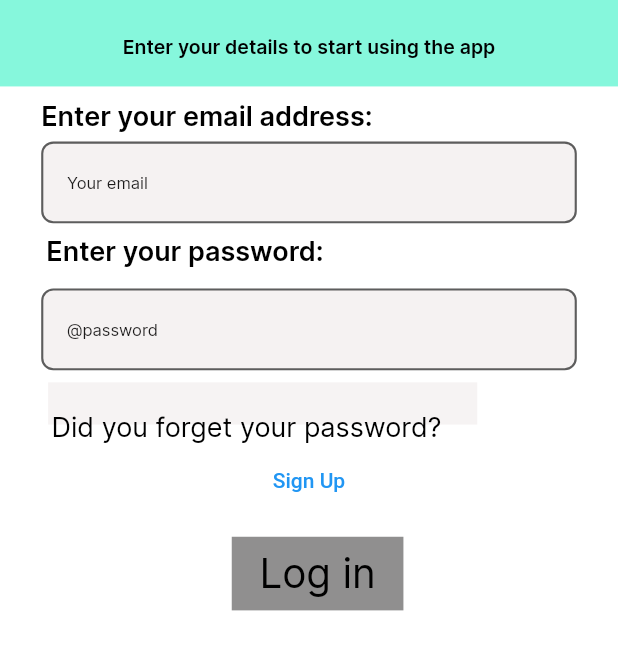
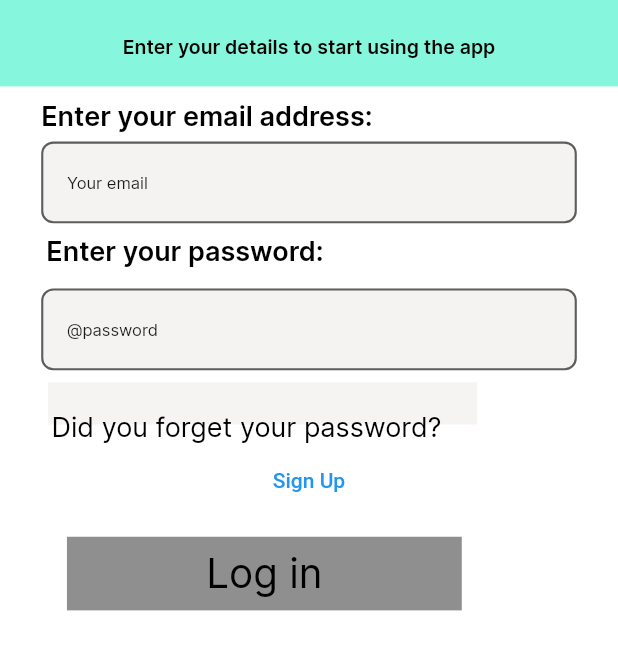
Before and after one commit to MuchiriKinyua/Mmaziwa, a Flutter app: the LogInScreen screen opened by its route, on a phone screen of 412 x 824 dp, the part 385-1055 px from its top. Run offline on Flutter 3.47's test engine with Material 2 defaults, Android fonts, the phone set to English and light mode, and no system bars; our stand-ins replace cached_network_image, cloud_firestore, connectivity_plus, firebase_auth, firebase_core, flutter_svg and 3 more; missing offline and left inert: mpesa_flutter_plugin; accounts and stored records are empty.

Commit message:
fifteenth commit

```diff
--- a/lib/keys.dart
+++ b/lib/keys.dart
@@ -1,2 +1,2 @@
-String kConsumerKey = "HnDqzU2QfZmh72eFHm2pJOwWmyToHyak";
-String kConsumerSecret = "Cf9hYGUUhfZEamyT";
+String kConsumerKey = "9Avo806OfyteywLcV13pIVAeIY1LXQAl";
+String kConsumerSecret = "044IbEJIhNXb7YAo";
--- a/lib/presentation/log_in_screen/log_in_screen.dart
+++ b/lib/presentation/log_in_screen/log_in_screen.dart
@@ -201,13 +201,10 @@ class LogInScreen extends GetWidget<LogInController> {
                                   },
                                   child: Text("Sign Up")),
                               CustomButton(
-                                  width: 100,
+                                  width: 230,
                                   text: "Log in",
                                   margin: getMargin(
-                                      left: 135,
-                                      top: 10,
-                                      right: 39,
-                                      bottom: 20),
+                                      left: 39, top: 10, right: 39, bottom: 20),
                                   variant: ButtonVariant.FillGray500,
                                   onTap: onTapBtnLogin,
                                   alignment: Alignment.centerLeft),
--- a/lib/widgets/custom_text_form_field.dart
+++ b/lib/widgets/custom_text_form_field.dart
@@ -3,8 +3,8 @@ import 'package:mmaziwaapp/core/app_export.dart';
 
 // ignore: must_be_immutable
 class CustomTextFormField extends StatelessWidget {
-  CustomTextFormField(
-      {this.shape,
+  CustomTextFormField({
+    this.shape,
     this.padding,
     this.variant,
     this.fontStyle,
@@ -22,7 +22,8 @@ class CustomTextFormField extends StatelessWidget {
     this.suffix,
     this.suffixConstraints,
     this.validator,
-      this.keyboardType});
+    this.keyboardType,
+  });
 
   TextFormFieldShape? shape;
 
```
Also changed, not shown: lib/main.dart (+5 -6 lines), 1 other file. Lines whose indentation alone changed are shown as unchanged.
